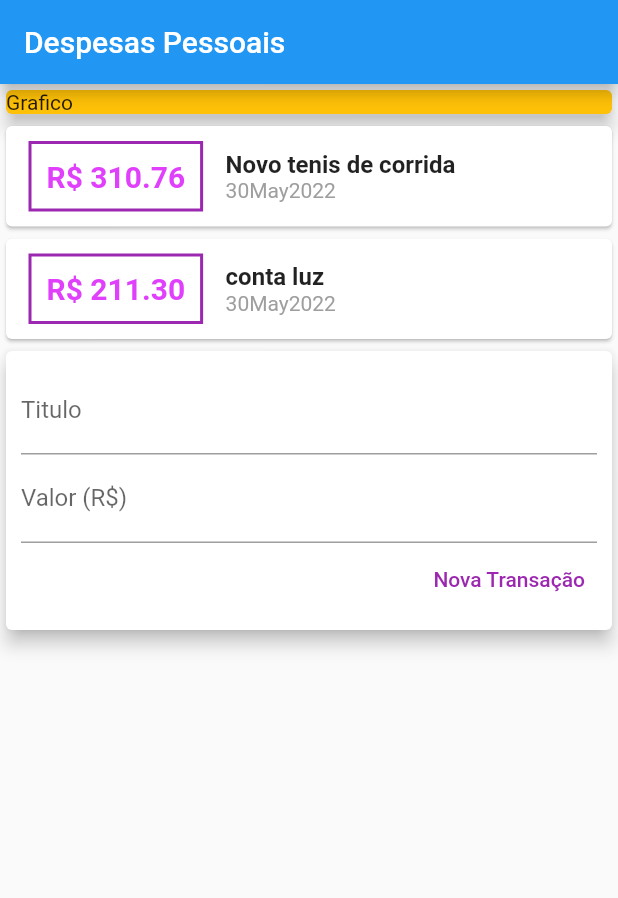
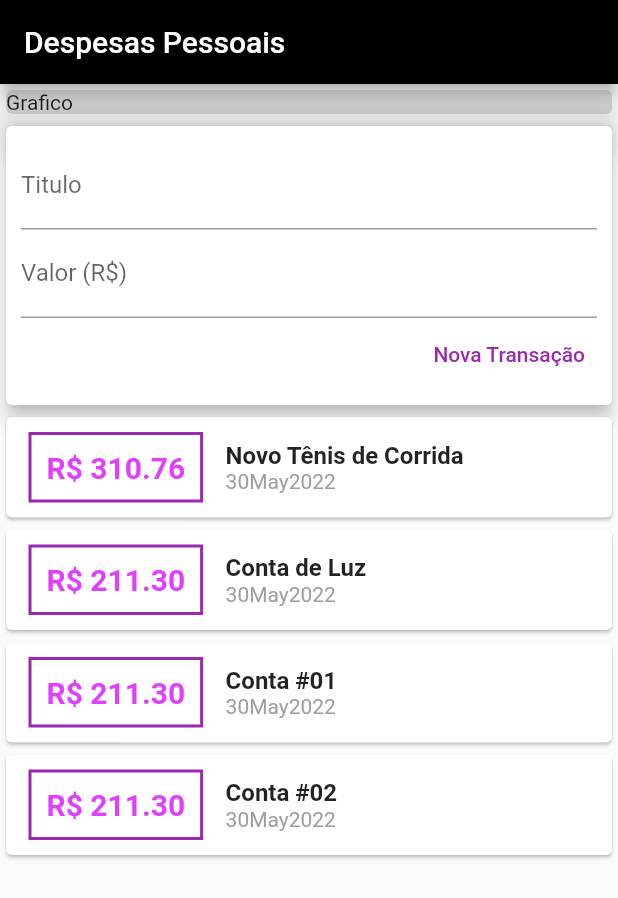
Before and after one commit to pollyyana/Despesas-Pessoais, a Flutter app: the screen it shows after launch, on a phone screen of 412 x 824 dp. Shown: the top 898 px of the screen. Run offline on Flutter 3.47's test engine with Material 2 defaults, Android fonts, the phone set to English and light mode, and no system bars.

Commit message:
mudanças nos componetes

```diff
--- a/lib/components/transaction_form.dart
+++ b/lib/components/transaction_form.dart
@@ -6,6 +6,13 @@ class TransactionForm extends StatelessWidget {
 
   final titleController = TextEditingController();
   final valueController = TextEditingController();
+
+  final void Function(String, double)
+      onSubmit; // submeter o formulario passando por title e value
+
+  // ignore: use_key_in_widget_constructors
+  TransactionForm(
+      this.onSubmit); //construtor transaction Form/ on submit e o parametro
 
   @override
   Widget build(BuildContext context) {
@@ -34,9 +41,11 @@ class TransactionForm extends StatelessWidget {
                     child: Text('Nova Transação'),
                     onPressed: () {
                       // ignore: avoid_print
-                      print(titleController.text);
+                      final stitle = titleController.text;
                       // ignore: avoid_print
-                      print(valueController.text);
+                      final svalue =
+                          double.tryParse(valueController.text) ?? 0.0;
+                      onSubmit(stitle, svalue);
                     }),
               ],
             ),
--- a/lib/components/transaction_list.dart
+++ b/lib/components/transaction_list.dart
@@ -11,7 +11,10 @@ class TransactionList extends StatelessWidget {
 
   @override
   Widget build(BuildContext context) {
-    return Column(
+    return Container(
+      height: 300,
+      child: SingleChildScrollView(
+        child: Column(
           children: transactions.map((transacao) {
             return Card(
               child: Row(
@@ -44,7 +47,8 @@ class TransactionList extends StatelessWidget {
                       Text(
                         transacao.title,
                         // ignore: prefer_const_constructors
-                    style: TextStyle(fontWeight: FontWeight.bold, fontSize: 16),
+                        style: TextStyle(
+                            fontWeight: FontWeight.bold, fontSize: 16),
                       ),
                       Text(
                         DateFormat('dMMMy').format(transacao.date),
@@ -57,6 +61,8 @@ class TransactionList extends StatelessWidget {
               ),
             );
           }).toList(),
+        ),
+      ),
     );
   }
 }
--- a/lib/components/transaction_user.dart
+++ b/lib/components/transaction_user.dart
@@ -1,4 +1,6 @@
-// ignore_for_file: use_key_in_widget_constructors
+// ignore_for_file: use_key_in_widget_constructors, unused_element
+
+import 'dart:math';
 
 import '/models/transaction.dart';
 import 'package:flutter/material.dart';
@@ -6,37 +8,76 @@ import 'transaction_form.dart';
 import 'transaction_list.dart';
 
 class TransactionUser extends StatefulWidget {
-  // const TransactionUser({Key? key}) : super(key: key);
-
-  // o usuario meche no formulario, formulario notifica transactionUser e adc uma nova transaçao
+  const TransactionUser({Key? key}) : super(key: key);
 
   @override
   State<TransactionUser> createState() => _TransactionUserState();
 }
 
+class _TransactionUserState extends State<TransactionUser> {
   final _transactions = [
     Transaction(
       id: 't1',
-    title: 'Novo tenis de corrida',
+      title: 'Novo Tênis de Corrida',
       value: 310.76,
       date: DateTime.now(),
     ),
     Transaction(
       id: 't2',
-    title: 'conta luz',
+      title: 'Conta de Luz',
+      value: 211.30,
+      date: DateTime.now(),
+    ),
+    Transaction(
+      id: 't20',
+      title: 'Conta #01',
+      value: 211.30,
+      date: DateTime.now(),
+    ),
+    Transaction(
+      id: 't3',
+      title: 'Conta #02',
+      value: 211.30,
+      date: DateTime.now(),
+    ),
+    Transaction(
+      id: 't4',
+      title: 'Conta #03',
+      value: 211.30,
+      date: DateTime.now(),
+    ),
+    Transaction(
+      id: 't5',
+      title: 'Conta #04',
       value: 211.30,
       date: DateTime.now(),
     ),
   ];
 //dados para serem exibidos na lista de transacoes
 
-class _TransactionUserState extends State<TransactionUser> {
+// adicionar uma nova função
+  _addTransaction(String newTitle, double value) {
+    //função que vai criar uma nova tr ligada ao TransactionForm sempre que chamar sera executada essa funçao
+    final newTransaction = Transaction(
+        id: Random()
+            .nextDouble()
+            .toString(), //vai gerar um id unico em valor double
+        title: newTitle,
+        value: value,
+        date: DateTime.now());
+
+    setState(() {
+      // e oq que vai alterar a lista de transações para a interface atualiza
+      _transactions.add(newTransaction);
+    });
+  }
+
   @override
   Widget build(BuildContext context) {
     return Column(
       children: <Widget>[
+        TransactionForm(_addTransaction),
         TransactionList(_transactions),
-        TransactionForm(),
       ],
     );
   }
--- a/lib/main.dart
+++ b/lib/main.dart
@@ -25,17 +25,23 @@ class MyHomePage extends StatelessWidget {
   Widget build(BuildContext context) {
     return Scaffold(
       appBar: AppBar(
-        title: Text('Despesas Pessoais'),
+        backgroundColor: Colors.black,
+        title: Text(
+          'Despesas Pessoais',
         ),
-      body: Column(
+      ),
+      body: SingleChildScrollView(
+        //componente responsavel por rolar a tela
+        child: Column(
+          // mainAxisAlignment: MainAxisAlignment.spaceAround,
           crossAxisAlignment: CrossAxisAlignment.stretch,
           children: <Widget>[
             SizedBox(
-            width: double.infinity,
+              // width: double.infinity,
               child: Card(
-              color: Colors.amber,
+                color: Colors.black12,
                 child: Text('Grafico'),
-              elevation: 5,
+                elevation: 9,
               ),
             ),
             // TransactionList(_transactions)
@@ -43,6 +49,7 @@ class MyHomePage extends StatelessWidget {
             TransactionUser(),
           ],
         ),
+      ),
     );
   }
 }
```
Lines whose indentation alone changed are shown as unchanged.
